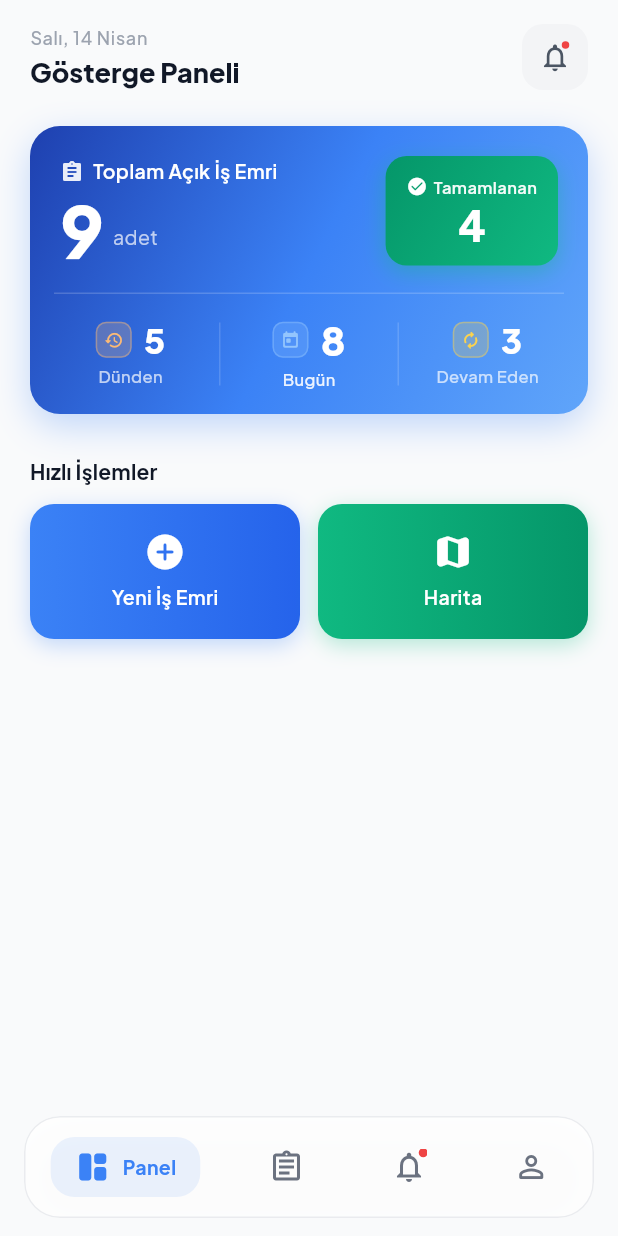
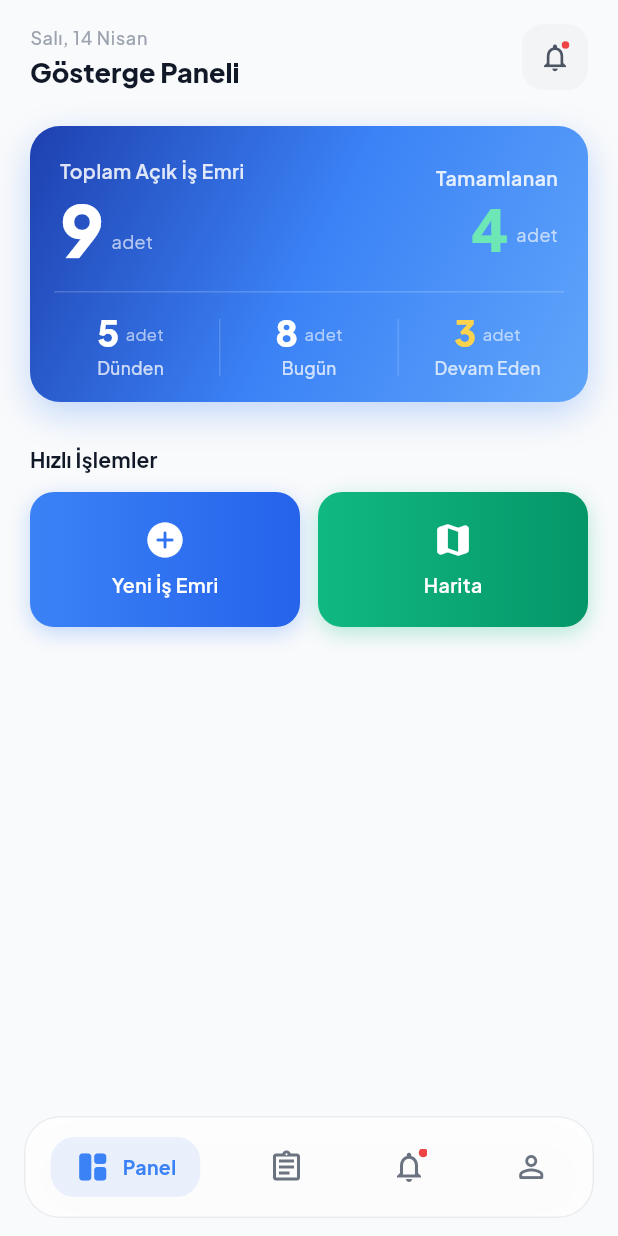
Before and after one commit to 2u3e/AdsumApp, a Flutter app: the HomeScreen screen opened by its route, on a phone screen of 412 x 824 dp. Run offline on Flutter 3.47's test engine with Material 3 defaults, Android fonts, the phone set to English and light mode, and no system bars; our stand-ins replace dio, flutter_riverpod, flutter_secure_storage, go_router, google_fonts, logger and 1 more; accounts and stored records are empty.

Commit message:
style: Simplify hero card - color numbers instead of backgrounds
- Removed icon next to 'Toplam Açık İş Emri' label
- Tamamlanan: Number in light green (#6EE7B7), no green background pill
- Devam Eden: Number in soft amber (#FCD34D)
- Dünden, Bugün: White numbers (neutral)
- Removed icons from bottom row stat tiles
- Added 'adet' suffix after each number

Co-Authored-By: Claude Opus 4.6 (1M context) <noreply@anthropic.com>

```diff
--- a/lib/features/home/presentation/screens/home_screen.dart
+++ b/lib/features/home/presentation/screens/home_screen.dart
@@ -166,7 +166,7 @@ class _HeroStatsCard extends StatelessWidget {
       ),
       child: Column(
         children: [
-          // Ust satir: Toplam + Tamamlanan
+          // Ust satir: Toplam Acik + Tamamlanan
           Padding(
             padding: const EdgeInsets.fromLTRB(20, 20, 20, 18),
             child: Row(
@@ -174,84 +174,20 @@ class _HeroStatsCard extends StatelessWidget {
               children: [
                 // Sol: Toplam Acik Is Emri
                 Expanded(
-                  child: Column(
-                    crossAxisAlignment: CrossAxisAlignment.start,
-                    children: [
-                      Row(
-                        children: [
-                          Icon(Icons.assignment_rounded, color: Colors.white.withValues(alpha: 0.9), size: 16),
-                          const SizedBox(width: 6),
-                          const Text(
-                            'Toplam Açık İş Emri',
-                            style: TextStyle(color: Colors.white, fontSize: 13, fontWeight: FontWeight.w600, letterSpacing: 0.3),
-                          ),
-                        ],
-                      ),
-                      const SizedBox(height: 4),
-                      Row(
-                        crossAxisAlignment: CrossAxisAlignment.end,
-                        children: [
-                          Text(
-                            '${stats.totalCount}',
-                            style: const TextStyle(
-                              color: Colors.white,
-                              fontSize: 48,
-                              fontWeight: FontWeight.w800,
-                              height: 1,
+                  child: _HeadlineStat(
+                    label: 'Toplam Açık İş Emri',
+                    value: stats.totalCount,
+                    valueColor: Colors.white,
+                    valueSize: 48,
                   ),
                 ),
-                          const SizedBox(width: 6),
-                          Padding(
-                            padding: const EdgeInsets.only(bottom: 8),
-                            child: Text(
-                              'adet',
-                              style: TextStyle(color: Colors.white.withValues(alpha: 0.7), fontSize: 13),
-                            ),
-                          ),
-                        ],
-                      ),
-                    ],
-                  ),
-                ),
-                // Sag: Tamamlanan - yesil vurgu
-                Container(
-                  padding: const EdgeInsets.symmetric(horizontal: 14, vertical: 12),
-                  decoration: BoxDecoration(
-                    gradient: const LinearGradient(
-                      begin: Alignment.topLeft,
-                      end: Alignment.bottomRight,
-                      colors: [Color(0xFF059669), Color(0xFF10B981)],
-                    ),
-                    borderRadius: BorderRadius.circular(14),
-                    boxShadow: [
-                      BoxShadow(
-                        color: const Color(0xFF10B981).withValues(alpha: 0.4),
-                        blurRadius: 12,
-                        offset: const Offset(0, 4),
-                      ),
-                    ],
-                  ),
-                  child: Column(
-                    crossAxisAlignment: CrossAxisAlignment.center,
-                    children: [
-                      Row(
-                        mainAxisSize: MainAxisSize.min,
-                        children: [
-                          const Icon(Icons.check_circle_rounded, color: Colors.white, size: 14),
-                          const SizedBox(width: 4),
-                          Text(
-                            'Tamamlanan',
-                            style: TextStyle(color: Colors.white.withValues(alpha: 0.95), fontSize: 11, fontWeight: FontWeight.w600),
-                          ),
-                        ],
-                      ),
-                      const SizedBox(height: 2),
-                      Text(
-                        '${stats.completedCount}',
-                        style: const TextStyle(color: Colors.white, fontSize: 28, fontWeight: FontWeight.w800, height: 1.1),
-                      ),
-                    ],
-                  ),
+                // Sag: Tamamlanan - yesil sayi
+                _HeadlineStat(
+                  label: 'Tamamlanan',
+                  value: stats.completedCount,
+                  valueColor: const Color(0xFF6EE7B7), // acik yesil
+                  valueSize: 38,
+                  alignEnd: true,
                 ),
               ],
             ),
@@ -264,31 +200,27 @@ class _HeroStatsCard extends StatelessWidget {
             color: Colors.white.withValues(alpha: 0.18),
           ),
 
-          // Alt satir: 1x3 stat tile
+          // Alt satir: 1x3 stat
           Padding(
             padding: const EdgeInsets.symmetric(horizontal: 8, vertical: 14),
             child: Row(
               children: [
                 _StatTile(
-                  icon: Icons.history_rounded,
                   label: 'Dünden',
                   value: stats.yesterdayCount,
-                  accentColor: const Color(0xFFFDBA74), // soft turuncu
+                  valueColor: Colors.white,
                 ),
                 _verticalDivider(),
                 _StatTile(
-                  icon: Icons.today_rounded,
                   label: 'Bugün',
                   value: stats.todayCount,
-                  accentColor: const Color(0xFF93C5FD), // ac.mavi - daha parlak
-                  isHighlighted: true,
+                  valueColor: Colors.white,
                 ),
                 _verticalDivider(),
                 _StatTile(
-                  icon: Icons.autorenew_rounded,
                   label: 'Devam Eden',
                   value: stats.inProgressCount,
-                  accentColor: const Color(0xFFFCD34D), // soft amber
+                  valueColor: const Color(0xFFFCD34D), // soft amber/sari
                 ),
               ],
             ),
@@ -301,71 +233,122 @@ class _HeroStatsCard extends StatelessWidget {
   Widget _verticalDivider() {
     return Container(
       width: 1,
-      height: 42,
+      height: 38,
       color: Colors.white.withValues(alpha: 0.15),
     );
   }
 }
 
-/// Alt satirdaki stat tile - vertical layout, accent color'li ikon
-class _StatTile extends StatelessWidget {
-  final IconData icon;
+/// Ust satirdaki buyuk stat (Toplam + Tamamlanan)
+class _HeadlineStat extends StatelessWidget {
   final String label;
   final int value;
-  final Color accentColor;
-  final bool isHighlighted;
+  final Color valueColor;
+  final double valueSize;
+  final bool alignEnd;
+
+  const _HeadlineStat({
+    required this.label,
+    required this.value,
+    required this.valueColor,
+    required this.valueSize,
+    this.alignEnd = false,
+  });
+
+  @override
+  Widget build(BuildContext context) {
+    return Column(
+      crossAxisAlignment: alignEnd ? CrossAxisAlignment.end : CrossAxisAlignment.start,
+      children: [
+        Text(
+          label,
+          style: TextStyle(
+            color: Colors.white.withValues(alpha: 0.85),
+            fontSize: 13,
+            fontWeight: FontWeight.w600,
+            letterSpacing: 0.3,
+          ),
+        ),
+        const SizedBox(height: 4),
+        Row(
+          mainAxisSize: MainAxisSize.min,
+          crossAxisAlignment: CrossAxisAlignment.end,
+          children: [
+            Text(
+              '$value',
+              style: TextStyle(
+                color: valueColor,
+                fontSize: valueSize,
+                fontWeight: FontWeight.w800,
+                height: 1,
+              ),
+            ),
+            const SizedBox(width: 5),
+            Padding(
+              padding: const EdgeInsets.only(bottom: 6),
+              child: Text(
+                'adet',
+                style: TextStyle(color: Colors.white.withValues(alpha: 0.65), fontSize: 12),
+              ),
+            ),
+          ],
+        ),
+      ],
+    );
+  }
+}
+
+/// Alt satirdaki stat - sadece rakam + label, ikonsuz
+class _StatTile extends StatelessWidget {
+  final String label;
+  final int value;
+  final Color valueColor;
 
   const _StatTile({
-    required this.icon,
     required this.label,
     required this.value,
-    required this.accentColor,
-    this.isHighlighted = false,
+    required this.valueColor,
   });
 
   @override
   Widget build(BuildContext context) {
     return Expanded(
-      child: Padding(
-        padding: const EdgeInsets.symmetric(horizontal: 6, vertical: 2),
       child: Column(
         children: [
           Row(
             mainAxisAlignment: MainAxisAlignment.center,
+            crossAxisAlignment: CrossAxisAlignment.end,
             children: [
-                Container(
-                  width: 24,
-                  height: 24,
-                  decoration: BoxDecoration(
-                    color: accentColor.withValues(alpha: 0.22),
-                    borderRadius: BorderRadius.circular(7),
-                    border: Border.all(color: accentColor.withValues(alpha: 0.4), width: 1),
-                  ),
-                  child: Icon(icon, color: accentColor, size: 13),
-                ),
-                const SizedBox(width: 8),
               Text(
                 '$value',
                 style: TextStyle(
-                    color: Colors.white,
-                    fontSize: isHighlighted ? 26 : 23,
+                  color: valueColor,
+                  fontSize: 24,
                   fontWeight: FontWeight.w800,
-                    height: 1.1,
+                  height: 1,
+                ),
+              ),
+              const SizedBox(width: 4),
+              Padding(
+                padding: const EdgeInsets.only(bottom: 3),
+                child: Text(
+                  'adet',
+                  style: TextStyle(color: Colors.white.withValues(alpha: 0.6), fontSize: 11),
                 ),
               ),
             ],
           ),
-            const SizedBox(height: 3),
+          const SizedBox(height: 4),
           Text(
             label,
             style: TextStyle(
-                color: Colors.white.withValues(alpha: isHighlighted ? 0.9 : 0.7),
-                fontSize: 11,
+              color: Colors.white.withValues(alpha: 0.75),
+              fontSize: 11.5,
               fontWeight: FontWeight.w500,
+              letterSpacing: 0.2,
             ),
           ),
         ],
-        ),
       ),
     );
   }
```
Lines whose indentation alone changed are shown as unchanged.
